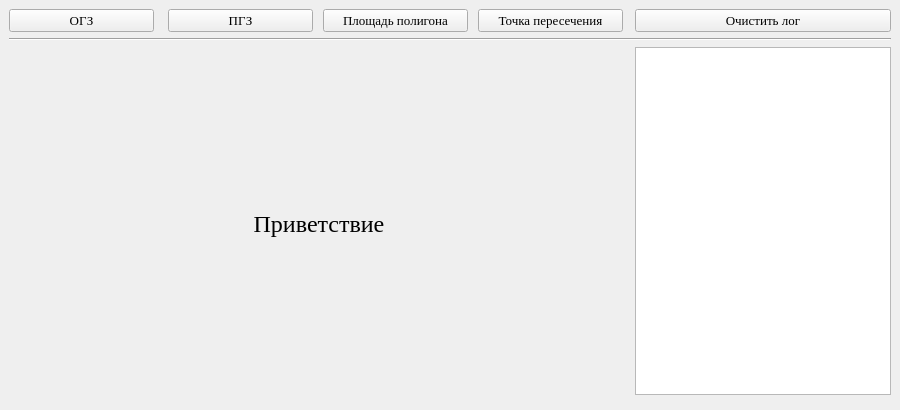
Qt form Qtui_for_geotasks_v-1.2.ui (Andrpocc/GEO-calculator) before a commit.
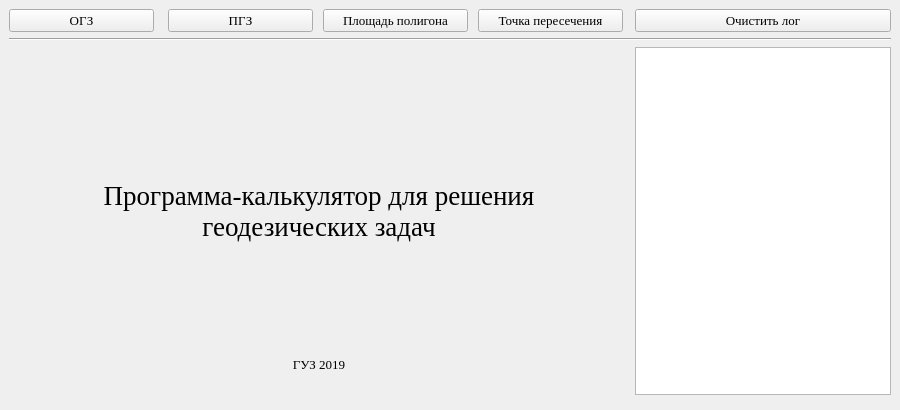
The same form after that commit. Icons and pictures are not drawn.

What changed in the file:
```diff
--- a/Qtui_for_geotasks_v-1.2.ui
+++ b/Qtui_for_geotasks_v-1.2.ui
@@ -844,7 +844,23 @@
         <item>
          <widget class="QLabel" name="label_20">
           <property name="text">
-           <string>&lt;html&gt;&lt;head/&gt;&lt;body&gt;&lt;p align=&quot;center&quot;&gt;&lt;span style=&quot; font-size:18pt;&quot;&gt;Приветствие&lt;/span&gt;&lt;/p&gt;&lt;/body&gt;&lt;/html&gt;</string>
+           <string>&lt;html&gt;&lt;head/&gt;&lt;body&gt;&lt;p align=&quot;center&quot;&gt;&lt;span style=&quot; font-size:20pt;&quot;&gt;Программа-калькулятор для решения геодезических задач&lt;/span&gt;&lt;/p&gt;&lt;/body&gt;&lt;/html&gt;</string>
+          </property>
+          <property name="wordWrap">
+           <bool>true</bool>
+          </property>
+         </widget>
+        </item>
+        <item>
+         <widget class="QLabel" name="label_21">
+          <property name="maximumSize">
+           <size>
+            <width>16777215</width>
+            <height>20</height>
+           </size>
+          </property>
+          <property name="text">
+           <string>&lt;html&gt;&lt;head/&gt;&lt;body&gt;&lt;p align=&quot;center&quot;&gt;&lt;span style=&quot; font-size:10pt;&quot;&gt;ГУЗ 2019&lt;/span&gt;&lt;/p&gt;&lt;/body&gt;&lt;/html&gt;</string>
           </property>
          </widget>
         </item>
```
